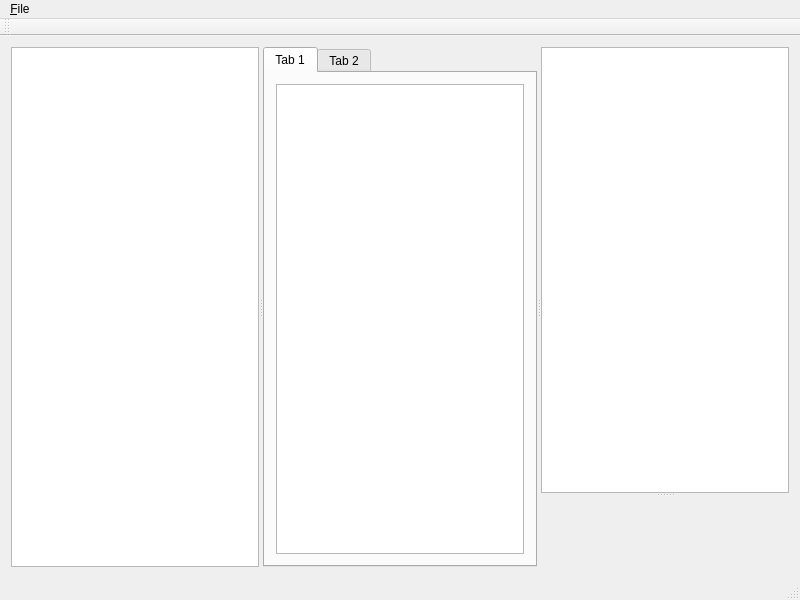
GilesBathgate/RapCAD, file src/mainwindow.ui: the form before one commit.
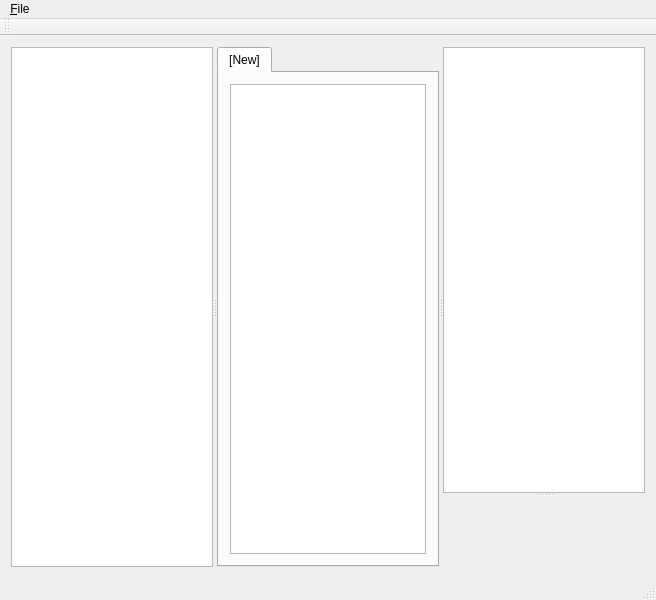
The form after the commit.

Commit message: Renamed and tidied up the controls in the ui xml.

The edit to the form file:
```diff
--- a/src/mainwindow.ui
+++ b/src/mainwindow.ui
@@ -6,7 +6,7 @@
    <rect>
     <x>0</x>
     <y>0</y>
-    <width>800</width>
+    <width>656</width>
     <height>600</height>
    </rect>
   </property>
@@ -30,7 +30,7 @@
          </sizepolicy>
         </property>
         <attribute name="title">
-         <string>Tab 1</string>
+         <string>[New]</string>
         </attribute>
         <layout class="QHBoxLayout" name="horizontalLayout_2">
          <item>
@@ -38,11 +38,6 @@
          </item>
         </layout>
        </widget>
-       <widget class="QWidget" name="tab_8">
-        <attribute name="title">
-         <string>Tab 2</string>
-        </attribute>
-       </widget>
       </widget>
       <widget class="QSplitter" name="splitter">
        <property name="orientation">
@@ -60,7 +55,7 @@
     <rect>
      <x>0</x>
      <y>0</y>
-     <width>800</width>
+     <width>656</width>
      <height>25</height>
     </rect>
    </property>
```
Left out of the diff: 12 changed lines with no effect on the pictures.
